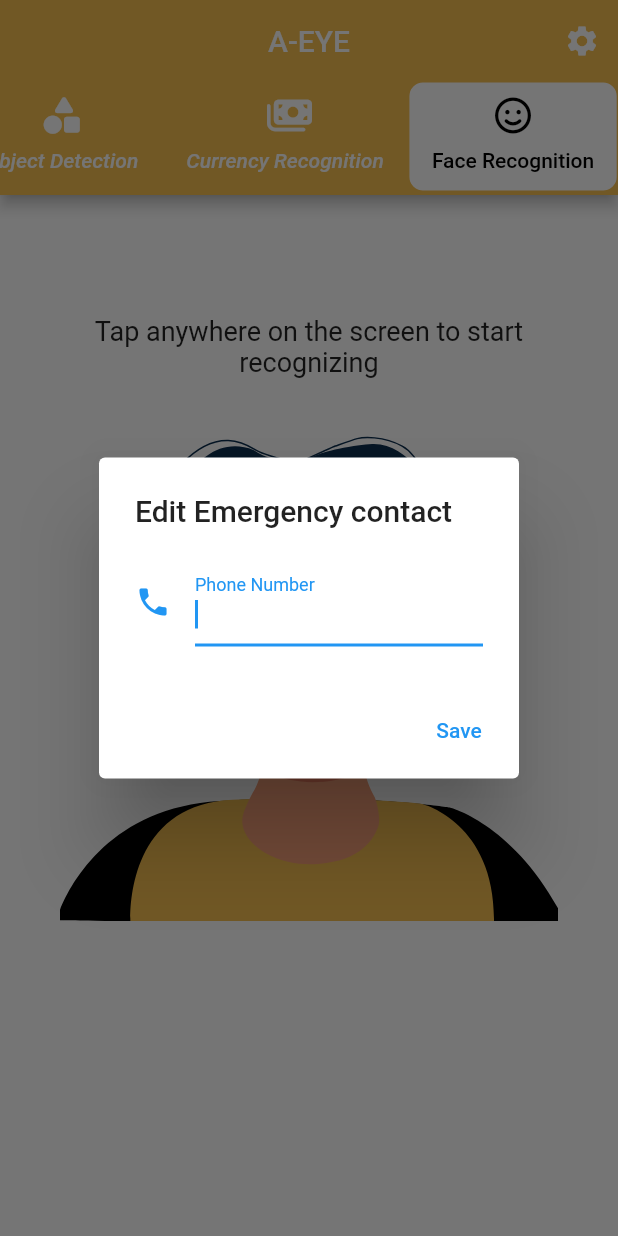
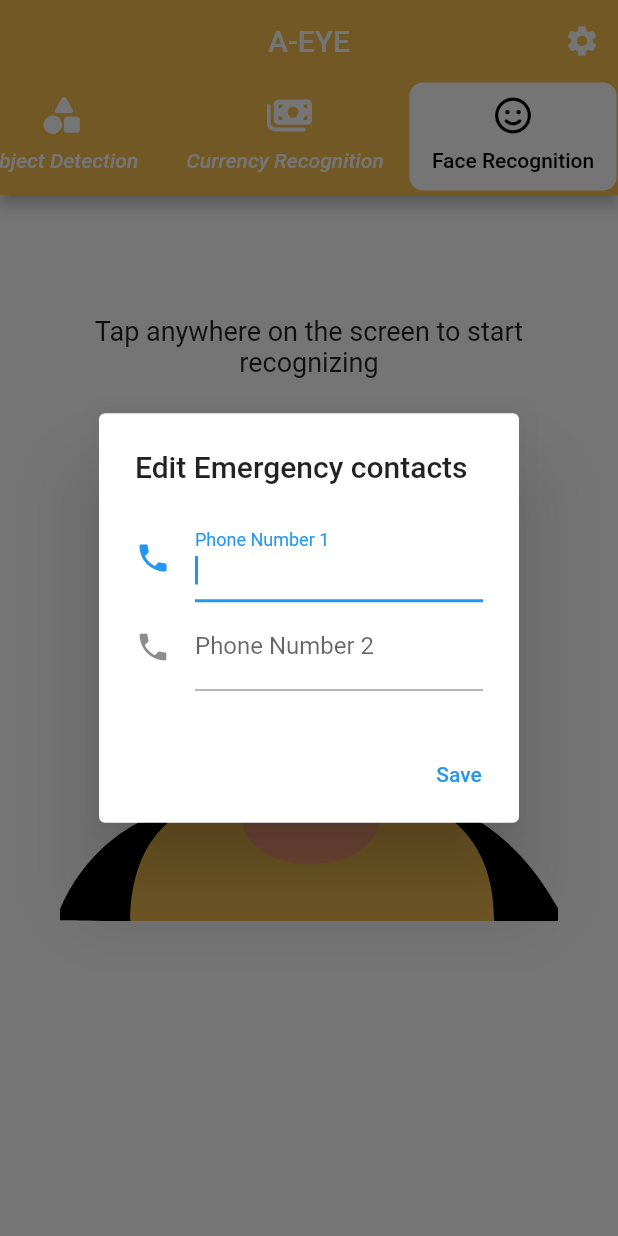
Before and after one commit to ShahSomething/A-EYE, a Flutter app: the screen it shows after launch, tab 3 chosen, after a tap on the "settings" icon, on a phone screen of 412 x 824 dp. Run offline on Flutter 3.47's test engine with Material 2 defaults, Android fonts, the phone set to English and light mode, and no system bars; our stand-ins replace camera, flutter_tts, font_awesome_flutter, lottie; missing offline and left inert: google_mlkit_face_detection, shake, telephony, tflite_flutter, tflite_flutter_helper, volume_controller.

Commit message:
Support for multiple emergency contacts

```diff
--- a/lib/ui/CurrencyRcg/currency_recognition.dart
+++ b/lib/ui/CurrencyRcg/currency_recognition.dart
@@ -90,7 +90,7 @@ class _CurrencyRecognitionScreenState extends State<CurrencyRecognitionScreen> {
               builder: (_) => TakePictureScreen(camera: firstCamera!),
             ),
           )
-              .then((value) {
+              .then((_) {
             _predict();
             setState(() {});
           });
--- a/lib/ui/tab_view.dart
+++ b/lib/ui/tab_view.dart
@@ -24,7 +24,8 @@ class TabViewScreen extends StatefulWidget {
 class _TabViewScreenState extends State<TabViewScreen>
     with TickerProviderStateMixin {
   var flutterTts = FlutterTts();
-  TextEditingController? phoneNumber;
+  TextEditingController? phoneNumber1;
+  TextEditingController? phoneNumber2;
   Directory? tempDir;
   File? jsonFile;
   var data = {};
@@ -67,11 +68,13 @@ class _TabViewScreenState extends State<TabViewScreen>
     if (jsonFile!.existsSync()) {
       data = json.decode(jsonFile!.readAsStringSync());
     }
-    phoneNumber =
-        TextEditingController(text: data.isEmpty ? '' : data['number']);
+    phoneNumber1 =
+        TextEditingController(text: data.isEmpty ? '' : data['number1']);
+    phoneNumber2 =
+        TextEditingController(text: data.isEmpty ? '' : data['number2']);
     ShakeDetector detector = ShakeDetector.waitForStart(
       onPhoneShake: () async {
-          if (phoneNumber!.text.isEmpty) {
+        if (phoneNumber1!.text.isEmpty || phoneNumber2!.text.isEmpty) {
           await flutterTts.speak('Please provide an emergency contact');
           return;
         }
@@ -79,7 +82,7 @@ class _TabViewScreenState extends State<TabViewScreen>
         bool? permissionsGranted = await telephony.requestSmsPermissions;
         if (permissionsGranted == true) {
           telephony.sendSms(
-                to: phoneNumber!.text,
+            to: phoneNumber1!.text + ';' + phoneNumber2!.text,
             message: "Need your help!",
             statusListener: (status) async {
               switch (status) {
@@ -92,21 +95,22 @@ class _TabViewScreenState extends State<TabViewScreen>
                 default:
                   await flutterTts.speak('Failed to send message');
               }
-                });
+            },
+          );
         } else {
-            ScaffoldMessenger.of(context).showSnackBar(
-                const SnackBar(content: Text('Permission not granted')));
           await flutterTts.speak('Permission not granted');
         }
       },
-        minimumShakeCount: 2);
+      minimumShakeCount: 2,
+    );
 
     detector.startListening();
   }
 
   @override
   void dispose() {
-    phoneNumber!.dispose();
+    phoneNumber1!.dispose();
+    phoneNumber2!.dispose();
     //detector!.stopListening();
     super.dispose();
   }
@@ -123,19 +127,36 @@ class _TabViewScreenState extends State<TabViewScreen>
               IconButton(
                 onPressed: () {
                   var alert = AlertDialog(
-                    title: const Text("Edit Emergency contact"),
-                    content: Row(
+                    title: const Text("Edit Emergency contacts"),
+                    content: Column(
+                      mainAxisSize: MainAxisSize.min,
                       children: <Widget>[
-                        Expanded(
+                        SizedBox(
+                          width: double.infinity,
                           child: TextField(
-                            controller: phoneNumber,
+                            controller: phoneNumber1,
                             autofocus: true,
                             decoration: InputDecoration(
-                                labelText: "Phone Number",
+                              labelText: "Phone Number 1",
                               icon: const Icon(Icons.phone),
-                                hintText: phoneNumber!.text.isEmpty
+                              hintText: phoneNumber1!.text.isEmpty
                                   ? null
-                                    : phoneNumber!.text),
+                                  : phoneNumber1!.text,
+                            ),
+                          ),
+                        ),
+                        SizedBox(
+                          width: double.infinity,
+                          child: TextField(
+                            controller: phoneNumber2,
+                            autofocus: true,
+                            decoration: InputDecoration(
+                              labelText: "Phone Number 2",
+                              icon: const Icon(Icons.phone),
+                              hintText: phoneNumber2!.text.isEmpty
+                                  ? null
+                                  : phoneNumber2!.text,
+                            ),
                           ),
                         )
                       ],
@@ -143,8 +164,15 @@ class _TabViewScreenState extends State<TabViewScreen>
                     actions: <Widget>[
                       TextButton(
                           child: const Text("Save"),
-                          onPressed: () {
-                            data['number'] = phoneNumber!.text;
+                          onPressed: () async {
+                            if (phoneNumber1!.text.isEmpty ||
+                                phoneNumber2!.text.isEmpty) {
+                              await flutterTts.speak(
+                                  'Please provide two emergency contacts');
+                              return;
+                            }
+                            data['number1'] = phoneNumber1!.text;
+                            data['number2'] = phoneNumber2!.text;
                             jsonFile!.writeAsStringSync(json.encode(data));
                             Navigator.pop(context);
                           }),
@@ -178,20 +206,7 @@ class _TabViewScreenState extends State<TabViewScreen>
               unselectedLabelStyle:
                   const TextStyle(fontStyle: FontStyle.italic),
               padding: const EdgeInsets.only(bottom: 2),
-              // overlayColor: MaterialStateColor.resolveWith((Set<MaterialState> states) {
-              //   if (states.contains(MaterialState.pressed)) {
-              //     return Colors.white;
-              //   } if (states.contains(MaterialState.focused)) {
-              //     return Colors.orange;
-              //   } else if (states.contains(MaterialState.hovered)) {
-              //     return Colors.pinkAccent;
-              //   }
-              //   return Colors.transparent;
-              // }),
-              //indicatorWeight: 10,
-              // indicatorColor: Colors.red,
-              // indicatorSize: TabBarIndicatorSize.tab,
-              // indicatorPadding: const EdgeInsets.all(5),
+
               indicator: BoxDecoration(
                 border: Border.all(
                   color: const Color.fromARGB(255, 247, 191, 80),
@@ -202,10 +217,6 @@ class _TabViewScreenState extends State<TabViewScreen>
               isScrollable: true,
               physics: const BouncingScrollPhysics(),
               enableFeedback: true,
-
-              // Uncomment the line below and remove DefaultTabController if you want to use a custom TabController
-
-              // controller: _tabController,
 
               tabs: _tabs,
             ),
@@ -219,11 +230,6 @@ class _TabViewScreenState extends State<TabViewScreen>
           ),
           body: const TabBarView(
             physics: BouncingScrollPhysics(),
-
-            // Uncomment the line below and remove DefaultTabController if you want to use a custom TabController
-
-            // controller: _tabController,
-
             children: _views,
           ),
         ),
@@ -244,15 +250,12 @@ class _ObjState extends State<Obj> {
 
   void speak() async {
     await flutterTts.setLanguage("en-US");
-    //await flutterTts.setPitch(1);
-    //print(await flutterTts.getVoices);
-    //await flutterTts.setSpeechRate(0);
+
     await flutterTts
         .setVoice({"name": "en-gb-x-gbb-network", "locale": "en-GB"});
     await flutterTts.awaitSpeakCompletion(false);
     await flutterTts.speak(
         "Object Detection Screen. Tap anywhere to start detection or swipe left for currency recognition.");
-    //await flutterTts.speak("Swipe left for face recognition");
   }
 
   @override
@@ -268,7 +271,19 @@ class _ObjState extends State<Obj> {
       body: GestureDetector(
         onTap: () {
           Navigator.of(context)
-              .push(MaterialPageRoute(builder: (_) => const ObjectDetection()));
+              .push(
+            MaterialPageRoute(
+              builder: (_) => const ObjectDetection(),
+            ),
+          )
+              .then(
+            (_) async {
+              await flutterTts.awaitSpeakCompletion(false);
+              await flutterTts.speak(
+                "Object Detection Screen. Tap anywhere to start detection or swipe left for currency recognition.",
+              );
+            },
+          );
         },
         child: SingleChildScrollView(
           child: Column(
@@ -304,15 +319,12 @@ class _FaceRcgState extends State<FaceRcg> {
 
   void speak() async {
     await flutterTts.setLanguage("en-US");
-    //await flutterTts.setPitch(1);
-    //print(await flutterTts.getVoices);
-    //await flutterTts.setSpeechRate(0);
+
     await flutterTts
         .setVoice({"name": "en-gb-x-gbb-network", "locale": "en-GB"});
     await flutterTts.awaitSpeakCompletion(false);
     await flutterTts.speak(
         "Face recognition Screen. Tap anywhere to start recognizing or swipe right for currency recognition.");
-    //await flutterTts.speak("Swipe left for face recognition");
   }
 
   @override
@@ -327,7 +339,18 @@ class _FaceRcgState extends State<FaceRcg> {
       backgroundColor: Colors.white,
       body: GestureDetector(
         onTap: () => Navigator.of(context)
-            .push(MaterialPageRoute(builder: (_) => const FaceRecognition())),
+            .push(
+          MaterialPageRoute(
+            builder: (_) => const FaceRecognition(),
+          ),
+        )
+            .then(
+          (_) async {
+            await flutterTts.awaitSpeakCompletion(false);
+            await flutterTts.speak(
+                "Face recognition Screen. Tap anywhere to start recognizing or swipe right for currency recognition.");
+          },
+        ),
         child: SingleChildScrollView(
           child: Column(
             children: [
```
Lines whose indentation alone changed are shown as unchanged.
